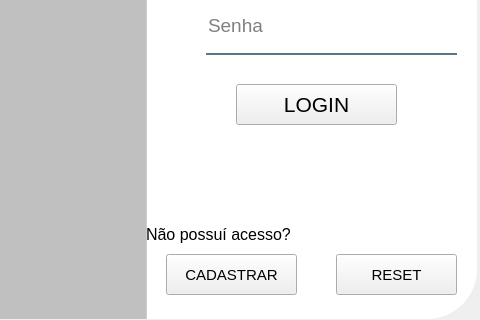
KobaDev/GestaoDePonto, file tela_login.ui: the form before one commit; both pictures show x 184 to 664 and y 226 to 546 of the 664 by 546 pixel window.
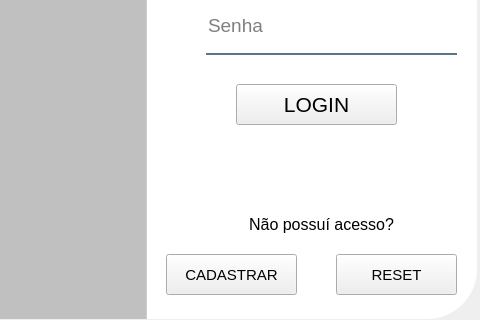
The form after the commit. Icons and pictures are not drawn.

What changed in the file:
```diff
--- a/tela_login.ui
+++ b/tela_login.ui
@@ -289,8 +289,8 @@
     <widget class="QLabel" name="txt_acesso">
      <property name="geometry">
       <rect>
-       <x>330</x>
-       <y>440</y>
+       <x>420</x>
+       <y>430</y>
        <width>171</width>
        <height>41</height>
       </rect>
@@ -303,6 +303,9 @@
      <property name="text">
       <string>Não possuí acesso?</string>
      </property>
+     <property name="alignment">
+      <set>Qt::AlignCenter</set>
+     </property>
     </widget>
     <widget class="QLabel" name="LogIn">
      <property name="geometry">
```
Left out of the diff: 7 changed lines with no effect on the pictures.
